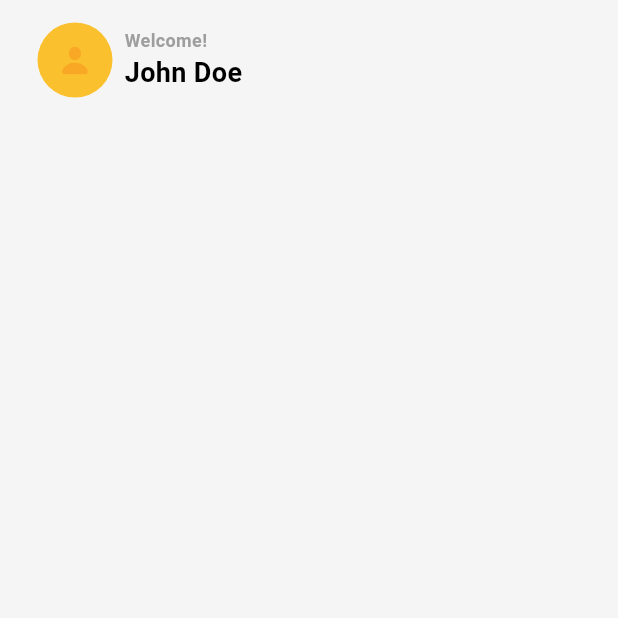
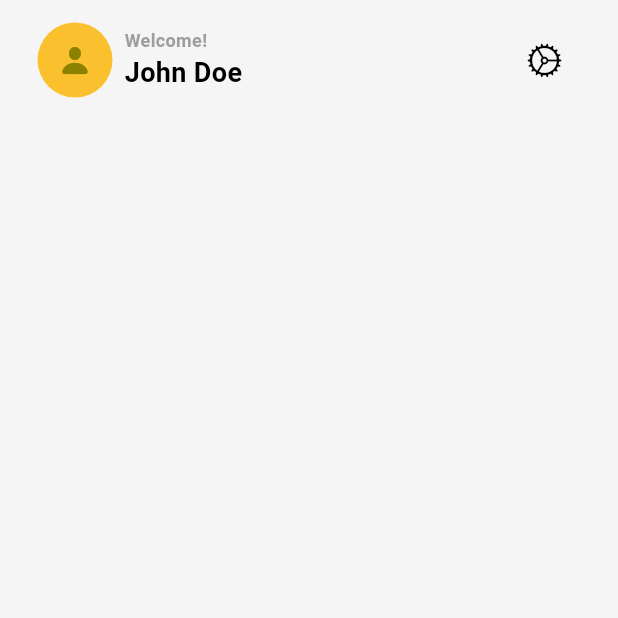
Before and after one commit to Fatma-kabil/MoneyNest, a Flutter app: the screen it shows after launch, on a phone screen of 412 x 824 dp, the top half of it. Run offline on Flutter 3.47's test engine with Material 3 defaults, Android fonts, the phone set to English and light mode, and no system bars.

Commit message:
create profile avatar

```diff
--- /dev/null
+++ b/lib/features/home/views/widgets/profile_avatar.dart
@@ -0,0 +1,24 @@
+import 'package:flutter/cupertino.dart';
+import 'package:flutter/material.dart';
+
+class ProfileAvatar extends StatelessWidget {
+  const ProfileAvatar({super.key});
+
+  @override
+  Widget build(BuildContext context) {
+    return Stack(
+      alignment: Alignment.center,
+      children: [
+        Container(
+          width: 50,
+          height: 50,
+          decoration: BoxDecoration(
+            shape: BoxShape.circle,
+            color: Colors.yellow[700],
+          ),
+        ),
+        const Icon(CupertinoIcons.person_fill, color: Color(0xFF8B8000)),
+      ],
+    );
+  }
+}
--- a/lib/features/home/views/widgets/usr_info_header.dart
+++ b/lib/features/home/views/widgets/usr_info_header.dart
@@ -1,7 +1,7 @@
 import 'package:flutter/cupertino.dart';
 import 'package:flutter/material.dart';
 import 'package:money_nest/app_style.dart';
-
+import 'profile_avatar.dart';
 
 class UserInfoHeader extends StatelessWidget {
   const UserInfoHeader({super.key});
@@ -10,20 +10,7 @@ class UserInfoHeader extends StatelessWidget {
   Widget build(BuildContext context) {
     return Row(
       children: [
-        Stack(
-          alignment: Alignment.center,
-          children: [
-            Container(
-              width: 50,
-              height: 50,
-              decoration: BoxDecoration(
-                shape: BoxShape.circle,
-                color: Colors.yellow[700],
-              ),
-            ),
-            Icon(CupertinoIcons.person_fill, color: Colors.yellow[800]),
-          ],
-        ),
+        const ProfileAvatar(),
         const SizedBox(width: 8),
         Column(
           crossAxisAlignment: CrossAxisAlignment.start,
@@ -37,10 +24,17 @@ class UserInfoHeader extends StatelessWidget {
             Text(
               'John Doe',
               style: AppStyles.userNameText.copyWith(
-                color: Theme.of(context).colorScheme.onBackground,
+                color: Theme.of(context).colorScheme.onSurface,
               ),
             ),
           ],
+        ),
+        const Spacer(),
+        IconButton(
+          onPressed: () {
+            // TODO: Navigate to settings
+          },
+          icon: const Icon(CupertinoIcons.settings),
         ),
       ],
     );
```
